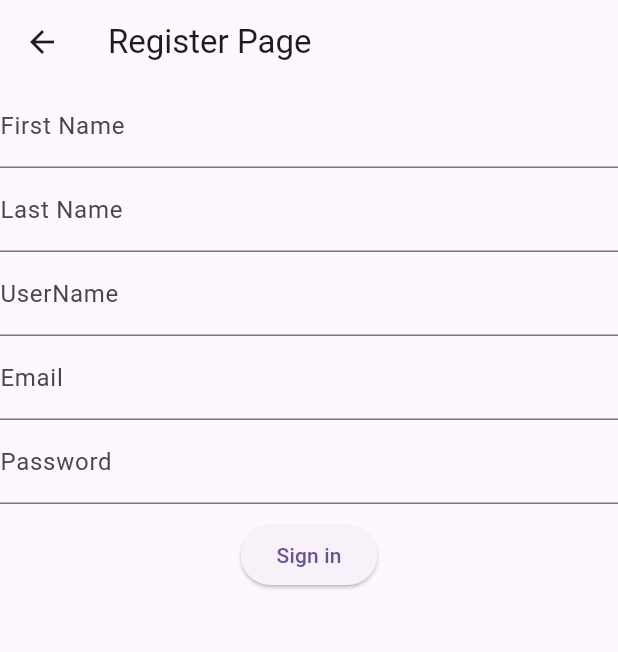
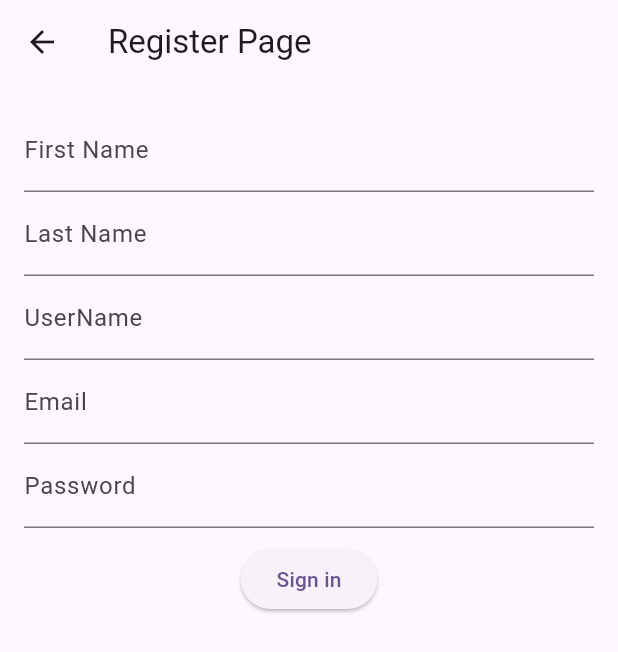
Before and after one commit to divory2/Travel_Buddy_APP, a Flutter app: the screen it shows after launch, after a tap on "Sign In", after a tap on "Register", on a phone screen of 412 x 824 dp. Shown: the top 652 px of the screen. Run offline on Flutter 3.47's test engine with Material 3 defaults, Android fonts, the phone set to English and light mode, and no system bars; our stand-ins replace cloud_firestore, firebase_auth, firebase_core; accounts and stored records are empty; generated files the repository leaves out were written again.

Commit message:
debugged layout issues

```diff
--- a/lib/main.dart
+++ b/lib/main.dart
@@ -85,30 +85,31 @@ class _MyHomePageState extends State<MyHomePage> {
         // the App.build method, and use it to set our appbar title.
         title: Text(widget.title),
       ),
-      body: Center(
-        // Center is a layout widget. It takes a single child and positions it
-        // in the middle of the parent.
-        child: Column(
-          // Column is also a layout widget. It takes a list of children and
-          // arranges them vertically. By default, it sizes itself to fit its
-          // children horizontally, and tries to be as tall as its parent.
-          //
-          // Column has various properties to control how it sizes itself and
-          // how it positions its children. Here we use mainAxisAlignment to
-          // center the children vertically; the main axis here is the vertical
-          // axis because Columns are vertical (the cross axis would be
-          // horizontal).
-          //
-          // TRY THIS: Invoke "debug painting" (choose the "Toggle Debug Paint"
-          // action in the IDE, or press "p" in the console), to see the
-          // wireframe for each widget.
-          mainAxisAlignment: MainAxisAlignment.center,
-          children: <Widget>[
-            SignIn(auth: _auth)
+      body: SignIn(auth: _auth),
+      // body: Center(
+      //   // Center is a layout widget. It takes a single child and positions it
+      //   // in the middle of the parent.
+      //   child: Column(
+      //     // Column is also a layout widget. It takes a list of children and
+      //     // arranges them vertically. By default, it sizes itself to fit its
+      //     // children horizontally, and tries to be as tall as its parent.
+      //     //
+      //     // Column has various properties to control how it sizes itself and
+      //     // how it positions its children. Here we use mainAxisAlignment to
+      //     // center the children vertically; the main axis here is the vertical
+      //     // axis because Columns are vertical (the cross axis would be
+      //     // horizontal).
+      //     //
+      //     // TRY THIS: Invoke "debug painting" (choose the "Toggle Debug Paint"
+      //     // action in the IDE, or press "p" in the console), to see the
+      //     // wireframe for each widget.
+      //     mainAxisAlignment: MainAxisAlignment.center,
+      //     children: <Widget>[
+      //       SignIn(auth: _auth)
 
-          ],
-        ),
-      ),
+      //     ],
+      //   ),
+      // ),
 
     );
   }
--- a/lib/mainMenu.dart
+++ b/lib/mainMenu.dart
@@ -67,8 +67,7 @@ class _MainMenuState extends State<MainMenu>{
           }, child: Text("Sign out"))
         ],
       ),
-      body: Center(
-        child: Column(
+      body:  Column(
           mainAxisAlignment: MainAxisAlignment.center,
           children: [
             ElevatedButton(onPressed: (){
@@ -93,7 +92,7 @@ class _MainMenuState extends State<MainMenu>{
           ],
 
         ),
-      ),
+
     );
   }
 }
--- a/pubspec.yaml
+++ b/pubspec.yaml
@@ -37,6 +37,7 @@ dependencies:
   firebase_core: ^3.13.0
   firebase_auth: ^5.5.2
   cloud_firestore: ^5.6.6
+  google_maps_flutter: ^2.12.1
 
 dev_dependencies:
   flutter_test:
```
Also changed, not shown: lib/register_email.dart (+45 -57 lines), lib/matching.dart (line endings or trailing spaces), pubspec.lock, 3 other files.
